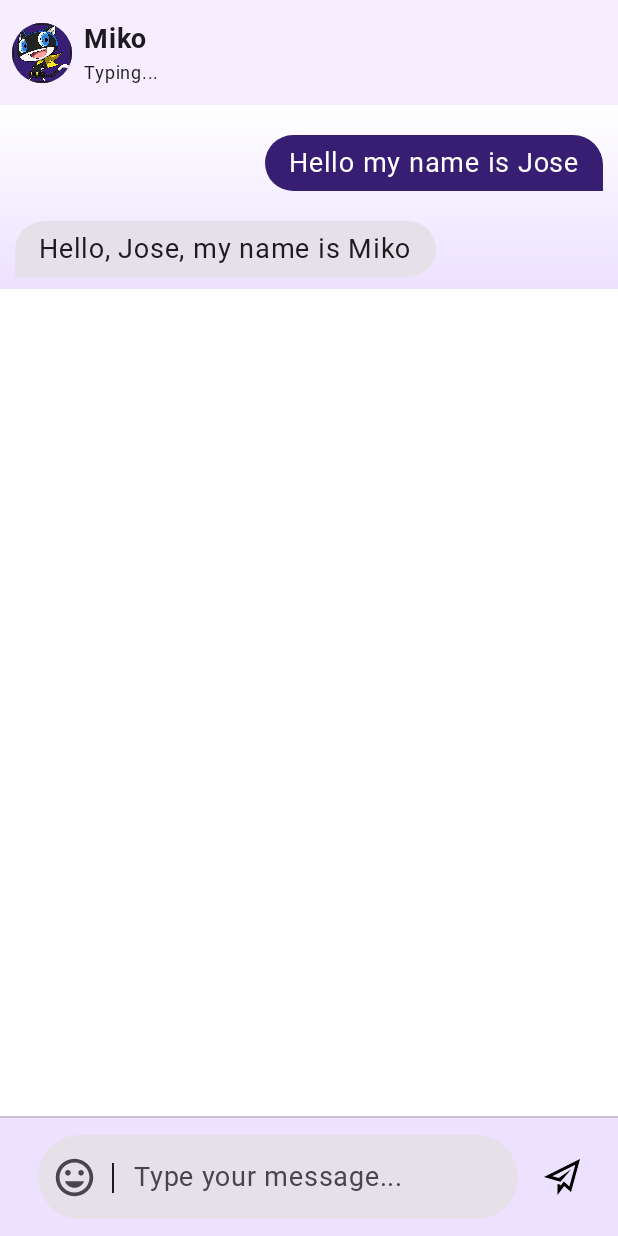
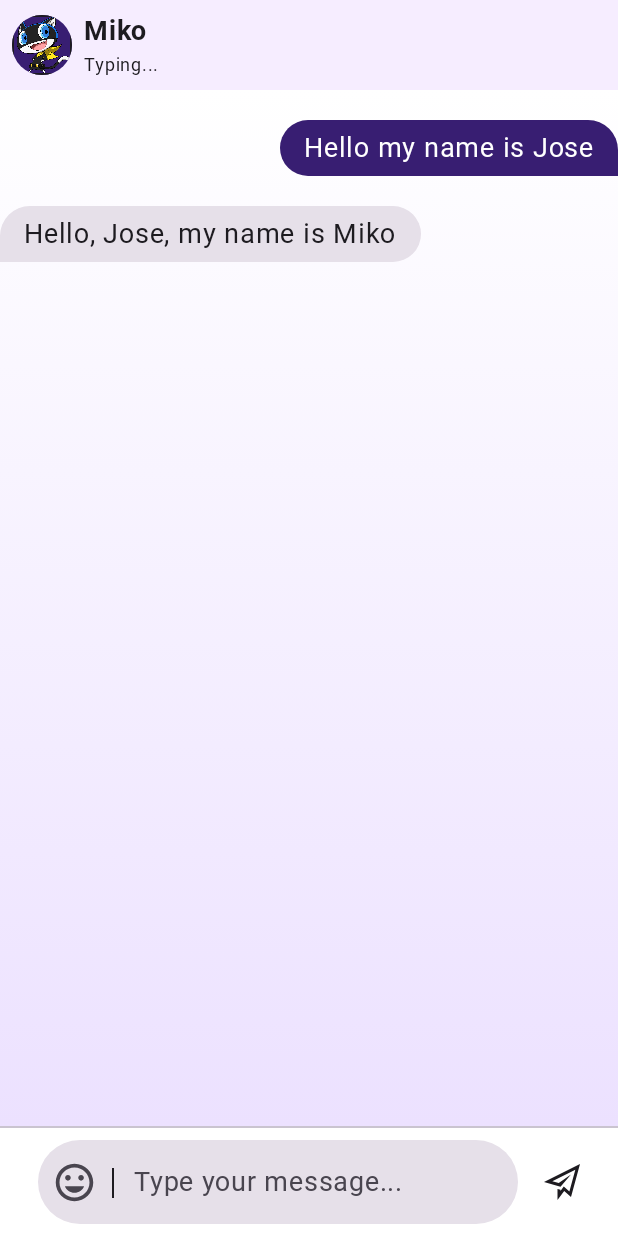
Before and after one commit to joselopez1005/Miko, an Android app built with Jetpack Compose: the @Preview function ChatScreenContentPreview, on a phone screen of 412 x 824 dp. Run offline under Robolectric (Android 15) with nearby library versions, the phone set to English and light mode, and no system bars.

Commit message:
Using Scaffold

```diff
--- a/app/src/main/java/com/example/miko/presentation/ui/chat_screen/ChatScreen.kt
+++ b/app/src/main/java/com/example/miko/presentation/ui/chat_screen/ChatScreen.kt
@@ -2,24 +2,18 @@
 
 package com.example.miko.presentation.ui.chat_screen
 
-import android.view.inputmethod.InputMethodManager
 import androidx.compose.foundation.Image
 import androidx.compose.foundation.background
 import androidx.compose.foundation.border
 import androidx.compose.foundation.clickable
-import androidx.compose.foundation.gestures.animateScrollBy
 import androidx.compose.foundation.layout.Arrangement
 import androidx.compose.foundation.layout.Box
 import androidx.compose.foundation.layout.Column
-import androidx.compose.foundation.layout.ExperimentalLayoutApi
 import androidx.compose.foundation.layout.Row
 import androidx.compose.foundation.layout.Spacer
-import androidx.compose.foundation.layout.WindowInsets
 import androidx.compose.foundation.layout.fillMaxSize
 import androidx.compose.foundation.layout.fillMaxWidth
 import androidx.compose.foundation.layout.height
-import androidx.compose.foundation.layout.ime
-import androidx.compose.foundation.layout.isImeVisible
 import androidx.compose.foundation.layout.padding
 import androidx.compose.foundation.layout.size
 import androidx.compose.foundation.layout.width
@@ -30,6 +24,7 @@ import androidx.compose.material3.Divider
 import androidx.compose.material3.ExperimentalMaterial3Api
 import androidx.compose.material3.Icon
 import androidx.compose.material3.MaterialTheme
+import androidx.compose.material3.Scaffold
 import androidx.compose.material3.Text
 import androidx.compose.material3.TextField
 import androidx.compose.material3.TextFieldDefaults
@@ -41,20 +36,15 @@ import androidx.compose.runtime.remember
 import androidx.compose.ui.Alignment
 import androidx.compose.ui.Modifier
 import androidx.compose.ui.draw.clip
-import androidx.compose.ui.geometry.Offset
 import androidx.compose.ui.graphics.Brush
 import androidx.compose.ui.graphics.Color
 import androidx.compose.ui.graphics.TileMode
 import androidx.compose.ui.layout.ContentScale
-import androidx.compose.ui.platform.LocalContext
 import androidx.compose.ui.res.painterResource
 import androidx.compose.ui.text.font.FontWeight
 import androidx.compose.ui.text.input.TextFieldValue
 import androidx.compose.ui.tooling.preview.Preview
-import androidx.compose.ui.unit.Density
-import androidx.compose.ui.unit.Dp
 import androidx.compose.ui.unit.dp
-import androidx.compose.ui.zIndex
 import androidx.hilt.navigation.compose.hiltViewModel
 import com.example.miko.R
 import com.example.miko.domain.chat.Message
@@ -66,7 +56,7 @@ import com.example.miko.presentation.ui.theme.MessageBubbleShapeUser
 import com.example.miko.presentation.ui.theme.MikoTheme
 import com.example.miko.presentation.ui.theme.Shapes
 import com.example.miko.presentation.ui.theme.profileIcon
-import java.util.Date
+
 
 @OptIn(ExperimentalMaterial3Api::class)
 @Composable
@@ -85,50 +75,23 @@ fun ChatScreenContent(
     state: ChatScreenStates,
     onButtonPressed: (ChatScreenEvents) -> Unit
 ) {
-    Box(
-        modifier = Modifier
+    Scaffold(
+        topBar = { TopBar(state = state, modifier = Modifier.fillMaxWidth())},
+        bottomBar = { BottomChatSection(onButtonPressed = onButtonPressed)}
+    ) { contentPadding ->
+        Column(modifier = Modifier
             .fillMaxSize()
-            .background(MaterialTheme.colorScheme.background),
-    ) {
-        TopBar(
-            state = state,
-            modifier = Modifier
-                .fillMaxWidth()
-                .height(70.dp)
-                .align(Alignment.TopCenter)
-                .zIndex(1f)
-        )
+            .padding(contentPadding)) {
+            ChatMessageSection(state = state, modifier = Modifier.fillMaxSize())
+        }
+    }
 
-        Column(modifier = Modifier
-            .fillMaxSize()) {
-            ChatMessageSection(
-                state = state, modifier = Modifier
-                    .fillMaxWidth()
-                    .padding(top = 70.dp, bottom = 80.dp)
-                    .background(
-                        Brush.verticalGradient(
-                            colors = listOf(Color.White, MaterialTheme.colorScheme.surfaceVariant),
-                            tileMode = TileMode.Clamp
-                        )
-                    )
-                    .padding(start = 10.dp, end = 10.dp)
-            )
-        }
-
-        BottomChatSection(
-            onButtonPressed = onButtonPressed,
-            modifier = Modifier
-                .fillMaxWidth()
-                .height(80.dp)
-                .align(Alignment.BottomCenter)
-        )
-    }
 }
 
 @Composable
 fun TopBar(
     state: ChatScreenStates,
-    modifier: Modifier
+    modifier: Modifier = Modifier
 ) {
     Row(
         modifier
@@ -199,7 +162,12 @@ fun ChatMessageSection(
     LazyColumn(
         state = listState,
         verticalArrangement = Arrangement.spacedBy(20.dp),
-        modifier = modifier
+        modifier = modifier.background(
+            Brush.verticalGradient(
+                colors = listOf(Color.White, MaterialTheme.colorScheme.surfaceVariant),
+                tileMode = TileMode.Clamp
+            )
+        )
     ) {
         items(state.chatLogs.size) {
             Box(modifier = Modifier.fillMaxWidth()) {
@@ -256,8 +224,8 @@ fun BottomChatSection(
             horizontalArrangement = Arrangement.SpaceEvenly,
             verticalAlignment = Alignment.CenterVertically,
             modifier = Modifier
-                .fillMaxSize()
-                .background(MaterialTheme.colorScheme.surfaceVariant)
+                .fillMaxWidth()
+                .background(Color.White)
                 .padding(8.dp)
         ) {
             TextField(
@@ -301,7 +269,6 @@ fun BottomChatSection(
                 modifier = Modifier
                     .width(320.dp)
                     .clip(Shapes.extraLarge)
-                    .zIndex(1f)
             )
 
             Icon(
```
